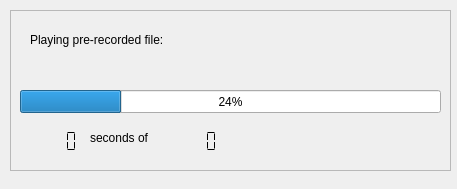
JvanKatwijk/drmplus, file devices/filereader-widget.ui: the form before one commit.
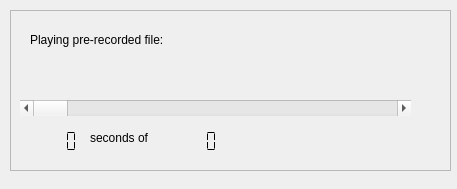
The form after the commit.

```diff
--- a/devices/filereader-widget.ui
+++ b/devices/filereader-widget.ui
@@ -63,19 +63,6 @@
      <set>Qt::LinksAccessibleByMouse|Qt::TextSelectableByMouse</set>
     </property>
    </widget>
-   <widget class="QProgressBar" name="fileProgress">
-    <property name="geometry">
-     <rect>
-      <x>10</x>
-      <y>80</y>
-      <width>421</width>
-      <height>23</height>
-     </rect>
-    </property>
-    <property name="value">
-     <number>24</number>
-    </property>
-   </widget>
    <widget class="QLCDNumber" name="currentTime">
     <property name="geometry">
      <rect>
@@ -121,6 +108,19 @@
      <enum>QLCDNumber::Flat</enum>
     </property>
    </widget>
+   <widget class="QScrollBar" name="fileProgress">
+    <property name="geometry">
+     <rect>
+      <x>10</x>
+      <y>90</y>
+      <width>391</width>
+      <height>16</height>
+     </rect>
+    </property>
+    <property name="orientation">
+     <enum>Qt::Horizontal</enum>
+    </property>
+   </widget>
   </widget>
  </widget>
  <resources/>
```
